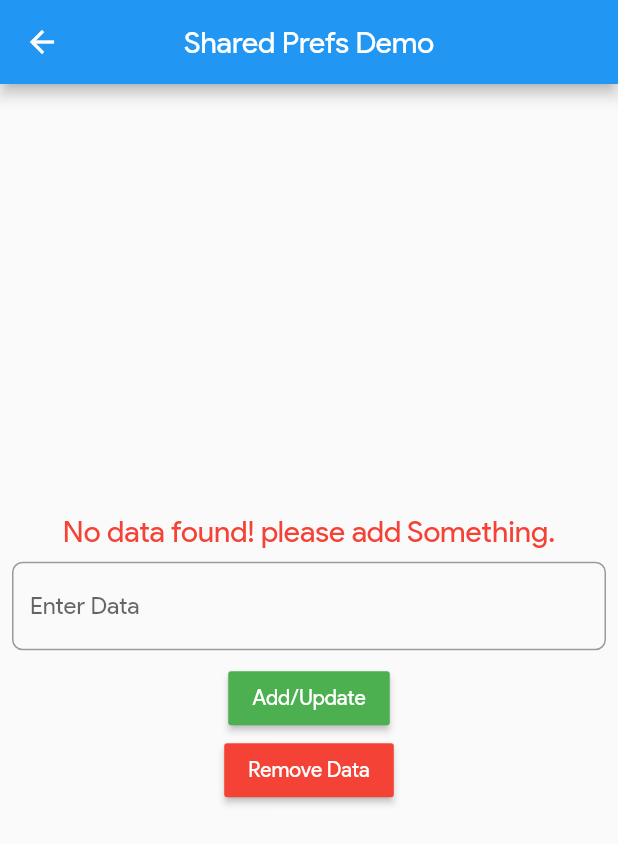
After one commit to madhavtripathi05/Flutter-Examples, a Flutter app: the screen it shows after launch, after a tap on "Shared Prefs Demo", on a phone screen of 412 x 824 dp. The commit adds this screen. Shown: the top 844 px of the screen. Run offline on Flutter 3.47's test engine with Material 2 defaults, Android fonts, the phone set to English and light mode, and no system bars; our stand-ins replace shared_preferences, simple_animations; network calls fail.

Commit message:
added web support and shared preferences

```diff
--- a/material_app/lib/main.dart
+++ b/material_app/lib/main.dart
@@ -4,7 +4,9 @@ import 'package:material_app/widgets/async_await.dart';
 import 'package:material_app/widgets/gridview_builder.dart';
 import 'package:material_app/widgets/http_demo.dart';
 import 'package:material_app/widgets/listview_builder.dart';
+import 'package:material_app/widgets/shared_prefs_demo.dart';
 import 'package:material_app/widgets/stream_demo.dart';
+import 'package:material_app/widgets/tab_bar.dart';
 
 import './screens/home_screen.dart';
 import './screens/screen1.dart';
@@ -52,9 +54,11 @@ class MyApp extends StatelessWidget {
         ScaffoldWidget.routeName: (context) => ScaffoldWidget(),
         Screen1.routeName: (context) => Screen1(),
         Screen2.routeName: (context) => Screen2(),
+        SharedPrefsDemo.routeName: (context) => SharedPrefsDemo(),
         StreamDemo.routeName: (context) => StreamDemo(),
         SlidersDemo.routeName: (context) => SlidersDemo(),
         StackWidget.routeName: (context) => StackWidget(),
+        TabBarDemo.routeName: (context) => TabBarDemo()
       },
     );
   }
--- a/material_app/lib/widgets/scaffold_widget.dart
+++ b/material_app/lib/widgets/scaffold_widget.dart
@@ -4,7 +4,9 @@ import 'package:flutter/material.dart';
 import 'package:material_app/screens/confirmation_acknowledgement.dart';
 import 'package:material_app/widgets/async_await.dart';
 import 'package:material_app/widgets/http_demo.dart';
+import 'package:material_app/widgets/shared_prefs_demo.dart';
 import 'package:material_app/widgets/stream_demo.dart';
+import 'package:material_app/widgets/tab_bar.dart';
 
 import '../screens/home_screen.dart';
 
@@ -89,6 +91,13 @@ class _ScaffoldWidgetState extends State<ScaffoldWidget> {
                 color: myColor,
                 textColor: Colors.white,
                 onPressed: () =>
+                    Navigator.pushNamed(context, SharedPrefsDemo.routeName),
+                child: Text('Shared Prefs Demo'),
+              ),
+              RaisedButton(
+                color: myColor,
+                textColor: Colors.white,
+                onPressed: () =>
                     Navigator.pushNamed(context, HomeScreen.routeName),
                 child: Text('Navigation Demo'),
               ),
@@ -105,6 +114,13 @@ class _ScaffoldWidgetState extends State<ScaffoldWidget> {
                 onPressed: () =>
                     Navigator.pushNamed(context, StreamDemo.routeName),
                 child: Text('Stream Demo'),
+              ),
+              RaisedButton(
+                color: myColor,
+                textColor: Colors.white,
+                onPressed: () =>
+                    Navigator.pushNamed(context, TabBarDemo.routeName),
+                child: Text('TabBar Demo'),
               ),
               RaisedButton(
                 color: myColor,
--- /dev/null
+++ b/material_app/lib/widgets/shared_prefs_demo.dart
@@ -0,0 +1,94 @@
+import 'package:flutter/material.dart';
+import 'package:shared_preferences/shared_preferences.dart';
+
+var _prefs = SharedPreferences.getInstance();
+
+class SharedPrefsDemo extends StatefulWidget {
+  static const routeName = '/shared-prefs';
+  @override
+  _SharedPrefsDemoState createState() => _SharedPrefsDemoState();
+}
+
+class _SharedPrefsDemoState extends State<SharedPrefsDemo> {
+  var dataController = TextEditingController();
+  bool isEmpty = false;
+  String data;
+
+  Future<void> getData() async {
+    var prefs = await _prefs;
+    setState(() {
+      data = prefs.getString('data');
+      isEmpty = data == null || data == '';
+    });
+  }
+
+  Future<void> setData(String data) async {
+    var prefs = await _prefs;
+    prefs.setString('data', data);
+    setState(() {
+      this.data = data;
+      isEmpty = data == null || data == '';
+    });
+  }
+
+  Future<void> removeData(String key) async {
+    var prefs = await _prefs;
+    prefs.remove(key);
+    await getData();
+  }
+
+  @override
+  void initState() {
+    getData();
+    super.initState();
+  }
+
+  InputDecoration decor(String label, String hint) {
+    return InputDecoration(
+      border: OutlineInputBorder(
+        borderRadius: BorderRadius.circular(7),
+      ),
+      labelText: label,
+      hintText: hint,
+    );
+  }
+
+  @override
+  Widget build(BuildContext context) {
+    return Scaffold(
+      appBar: AppBar(
+        title: Text('Shared Prefs Demo'),
+        centerTitle: true,
+      ),
+      body: Center(
+        child: Column(
+          mainAxisAlignment: MainAxisAlignment.center,
+          children: [
+            Text(
+              !isEmpty ? 'Data: $data' : 'No data found! please add Something.',
+              style: TextStyle(
+                  color: isEmpty ? Colors.red : Colors.blue, fontSize: 20),
+            ),
+            Padding(
+              padding: const EdgeInsets.all(8.0),
+              child: TextField(
+                controller: dataController,
+                decoration: decor('Enter Data', 'Enter Something'),
+              ),
+            ),
+            RaisedButton(
+                child: Text('Add/Update'),
+                color: Colors.green,
+                textColor: Colors.white,
+                onPressed: () async => setData(dataController.text)),
+            RaisedButton(
+                child: Text('Remove Data'),
+                color: Colors.red,
+                textColor: Colors.white,
+                onPressed: () async => removeData('data'))
+          ],
+        ),
+      ),
+    );
+  }
+}
--- a/material_app/pubspec.yaml
+++ b/material_app/pubspec.yaml
@@ -25,6 +25,9 @@ dependencies:
   cupertino_icons: ^0.1.2
   http: ^0.12.1
   simple_animations: ^1.3.9
+  shared_preferences: ^0.5.7+3
+  shared_preferences_web: ^0.1.2+7
+
 
 dev_dependencies:
   flutter_test:
```
Also changed, not shown: material_app/lib/widgets/tab_bar.dart (added, +59 -0 lines), material_app/pubspec.lock, 9 other files.
